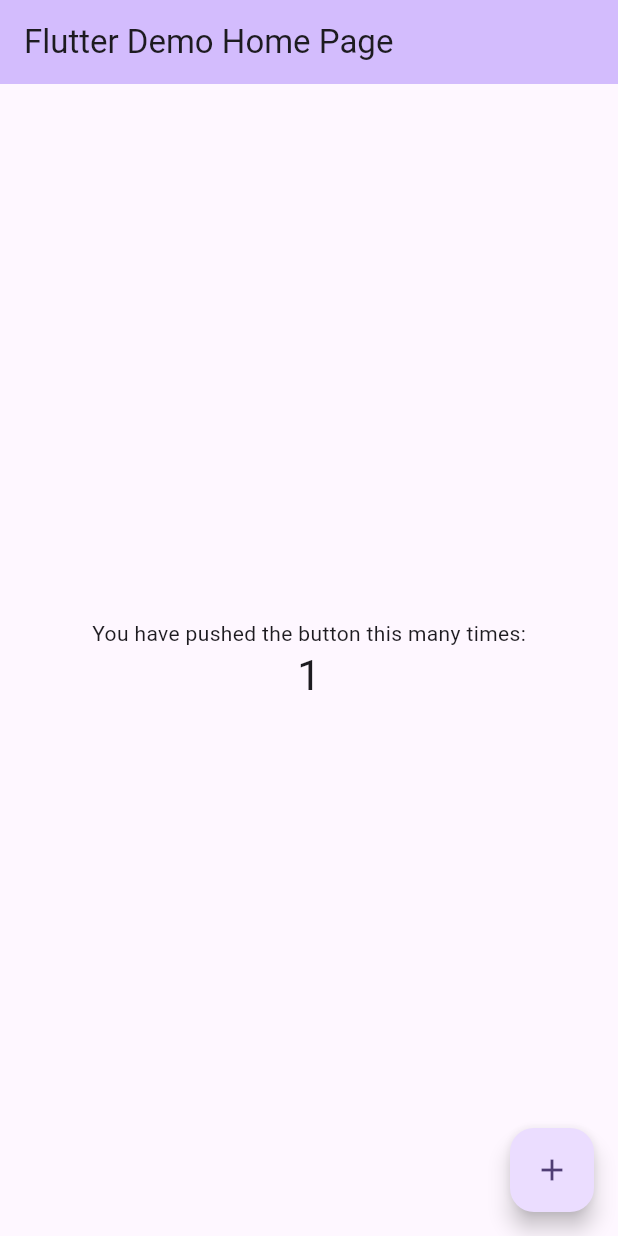
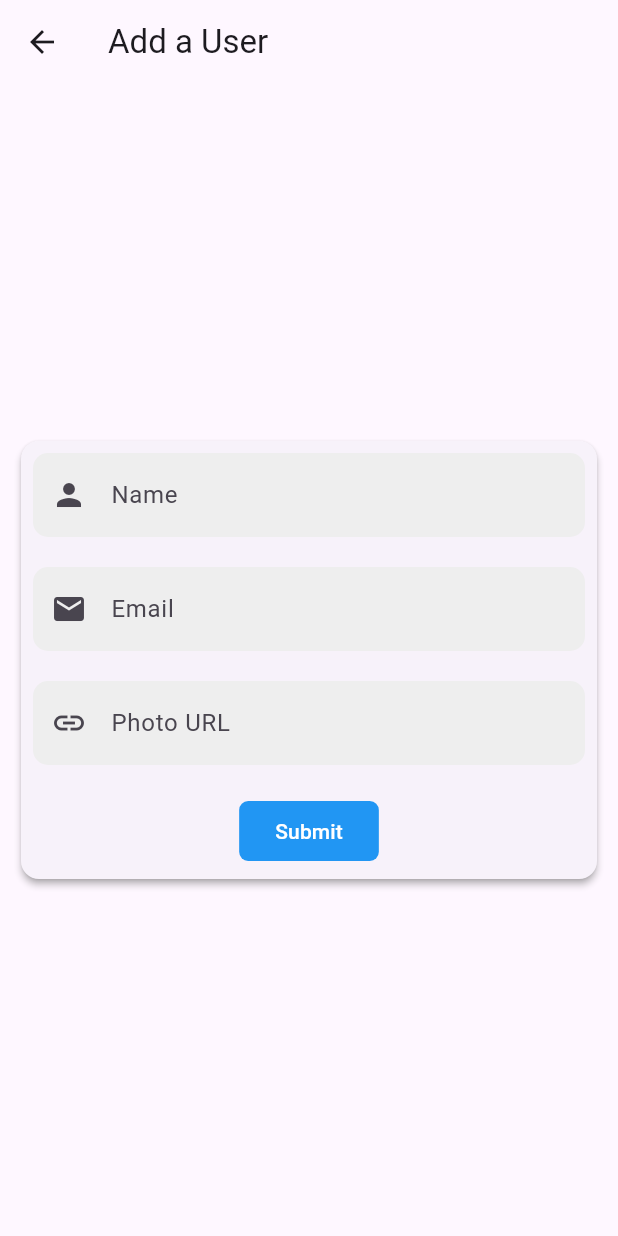
Before and after one commit to Dev-Yadnesh8/flutter-node-curd, a Flutter app: the screen it shows after launch, after a tap on the "add" icon, on a phone screen of 412 x 824 dp. Run offline on Flutter 3.47's test engine with Material 3 defaults, Android fonts, the light colour scheme and no system bars; network calls fail.

Commit message:
basic ui created in flutter for reading & creating user && create and read functions created in nodejs

```diff
--- /dev/null
+++ b/frontend/basic_curd_flutter_node/lib/helpers/ui_helper.dart
@@ -0,0 +1,46 @@
+import 'package:flutter/material.dart';
+
+class UiHelper{
+
+ Widget dynamicTextFormField({
+    required String hintText,
+    required String labelText,
+    required IconData prefixIcon,
+    String? initialValue,
+    TextInputType keyboardType = TextInputType.text,
+    bool obscureText = false,
+    TextEditingController? controller,
+    String? Function(String?)? validator,
+  }) {
+    return TextFormField(
+      controller: controller,
+      keyboardType: keyboardType,
+      obscureText: obscureText,
+      initialValue: initialValue,
+      validator: validator,
+      decoration: InputDecoration(
+        hintText: hintText,
+        labelText: labelText,
+        prefixIcon: Icon(prefixIcon),
+        filled: true,
+        fillColor: Colors.grey[200],
+        border: OutlineInputBorder(
+          borderRadius: BorderRadius.circular(10.0),
+          borderSide: BorderSide.none,
+        ),
+        enabledBorder: OutlineInputBorder(
+          borderRadius: BorderRadius.circular(10.0),
+          borderSide: BorderSide.none,
+        ),
+        focusedBorder: OutlineInputBorder(
+          borderRadius: BorderRadius.circular(10.0),
+          borderSide: const BorderSide(
+            color: Colors.blue,
+            width: 2.0,
+          ),
+        ),
+      ),
+    );
+  }
+
+}
--- a/frontend/basic_curd_flutter_node/lib/main.dart
+++ b/frontend/basic_curd_flutter_node/lib/main.dart
@@ -1,3 +1,4 @@
+import 'package:basic_curd_flutter_node/screens/home_screen.dart';
 import 'package:flutter/material.dart';
 
 void main() {
@@ -11,115 +12,9 @@
   @override
   Widget build(BuildContext context) {
     return MaterialApp(
-      title: 'Flutter Demo',
-      theme: ThemeData(
-        // This is the theme of your application.
-        //
-        // TRY THIS: Try running your application with "flutter run". You'll see
-        // the application has a purple toolbar. Then, without quitting the app,
-        // try changing the seedColor in the colorScheme below to Colors.green
-        // and then invoke "hot reload" (save your changes or press the "hot
-        // reload" button in a Flutter-supported IDE, or press "r" if you used
-        // the command line to start the app).
-        //
-        // Notice that the counter didn't reset back to zero; the application
-        // state is not lost during the reload. To reset the state, use hot
-        // restart instead.
-        //
-        // This works for code too, not just values: Most code changes can be
-        // tested with just a hot reload.
-        colorScheme: ColorScheme.fromSeed(seedColor: Colors.deepPurple),
-        useMaterial3: true,
-      ),
-      home: const MyHomePage(title: 'Flutter Demo Home Page'),
+      title: 'Flutter Curd with nodejs ',
+      theme: ThemeData(),
+      home: const HomeScreen()
     );
   }
 }
-
-class MyHomePage extends StatefulWidget {
-  const MyHomePage({super.key, required this.title});
-
-  // This widget is the home page of your application. It is stateful, meaning
-  // that it has a State object (defined below) that contains fields that affect
-  // how it looks.
-
-  // This class is the configuration for the state. It holds the values (in this
-  // case the title) provided by the parent (in this case the App widget) and
-  // used by the build method of the State. Fields in a Widget subclass are
-  // always marked "final".
-
-  final String title;
-
-  @override
-  State<MyHomePage> createState() => _MyHomePageState();
-}
-
-class _MyHomePageState extends State<MyHomePage> {
-  int _counter = 0;
-
-  void _incrementCounter() {
-    setState(() {
-      // This call to setState tells the Flutter framework that something has
-      // changed in this State, which causes it to rerun the build method below
-      // so that the display can reflect the updated values. If we changed
-      // _counter without calling setState(), then the build method would not be
-      // called again, and so nothing would appear to happen.
-      _counter++;
-    });
-  }
-
-  @override
-  Widget build(BuildContext context) {
-    // This method is rerun every time setState is called, for instance as done
-    // by the _incrementCounter method above.
-    //
-    // The Flutter framework has been optimized to make rerunning build methods
-    // fast, so that you can just rebuild anything that needs updating rather
-    // than having to individually change instances of widgets.
-    return Scaffold(
-      appBar: AppBar(
-        // TRY THIS: Try changing the color here to a specific color (to
-        // Colors.amber, perhaps?) and trigger a hot reload to see the AppBar
-        // change color while the other colors stay the same.
-        backgroundColor: Theme.of(context).colorScheme.inversePrimary,
-        // Here we take the value from the MyHomePage object that was created by
-        // the App.build method, and use it to set our appbar title.
-        title: Text(widget.title),
-      ),
-      body: Center(
-        // Center is a layout widget. It takes a single child and positions it
-        // in the middle of the parent.
-        child: Column(
-          // Column is also a layout widget. It takes a list of children and
-          // arranges them vertically. By default, it sizes itself to fit its
-          // children horizontally, and tries to be as tall as its parent.
-          //
-          // Column has various properties to control how it sizes itself and
-          // how it positions its children. Here we use mainAxisAlignment to
-          // center the children vertically; the main axis here is the vertical
-          // axis because Columns are vertical (the cross axis would be
-          // horizontal).
-          //
-          // TRY THIS: Invoke "debug painting" (choose the "Toggle Debug Paint"
-          // action in the IDE, or press "p" in the console), to see the
-          // wireframe for each widget.
-          mainAxisAlignment: MainAxisAlignment.center,
-          children: <Widget>[
-            const Text(
-              'You have pushed the button this many times:',
-            ),
-            Text(
-              '$_counter',
-              style: Theme.of(context).textTheme.headlineMedium,
-            ),
-          ],
-        ),
-      ),
-      floatingActionButton: FloatingActionButton(
-        onPressed: _incrementCounter,
-        tooltip: 'Increment',
-        child: const Icon(Icons.add),
-      ), // This trailing comma makes auto-formatting nicer for build methods.
-    );
-  }
-}
--- /dev/null
+++ b/frontend/basic_curd_flutter_node/lib/screens/add_user.dart
@@ -0,0 +1,79 @@
+import 'package:flutter/material.dart';
+
+import '../helpers/ui_helper.dart';
+
+class AddUserScreen extends StatefulWidget {
+  const AddUserScreen({super.key});
+
+  @override
+  State<AddUserScreen> createState() => _AddUserScreenState();
+}
+
+class _AddUserScreenState extends State<AddUserScreen> {
+  final UiHelper uiHelper = UiHelper();
+
+  TextEditingController nameController = TextEditingController();
+  TextEditingController emailController = TextEditingController();
+  TextEditingController photoUrlController = TextEditingController();
+
+  @override
+  Widget build(BuildContext context) {
+    return Scaffold(
+      appBar: AppBar(
+        title: const Text("Add a User"),
+      ),
+      body: Center(
+        child: Padding(
+          padding: const EdgeInsets.symmetric(horizontal: 10.0),
+          child: Card(
+            elevation: 2,
+            shadowColor: Colors.grey,
+            child: IntrinsicHeight(
+              child: Padding(
+                padding: const EdgeInsets.all(8.0),
+                child: Column(
+                  children: [
+                    uiHelper.dynamicTextFormField(
+                      labelText: "Name",
+                      hintText: "Enter your name here..",
+                      prefixIcon: Icons.person,
+                      controller: nameController,
+                    ),
+                    const SizedBox(height: 20),
+                    uiHelper.dynamicTextFormField(
+                      labelText: "Email",
+                      hintText: "Enter your email here..",
+                      prefixIcon: Icons.email,
+                      controller: emailController,
+                      keyboardType: TextInputType.emailAddress,
+                    ),
+                    const SizedBox(height: 20),
+                    uiHelper.dynamicTextFormField(
+                      labelText: "Photo URL",
+                      hintText: "Enter your photo URL here..",
+                      prefixIcon: Icons.link,
+                      controller: photoUrlController,
+                      keyboardType: TextInputType.url,
+                    ),
+                    const SizedBox(height: 20),
+                    ElevatedButton(
+                      style: ButtonStyle(
+                        backgroundColor: const WidgetStatePropertyAll(Colors.blue),
+                        elevation: const WidgetStatePropertyAll(0),
+                        shape: WidgetStatePropertyAll(RoundedRectangleBorder(borderRadius: BorderRadius.circular(6)),
+
+                        )),
+                      onPressed: () {
+                        // api call here for adding user
+                      },
+                       child: const Text("Submit",style: TextStyle(color: Colors.white),))
+                  ],
+                ),
+              ),
+            ),
+          ),
+        ),
+      ),
+    );
+  }
+}
--- /dev/null
+++ b/frontend/basic_curd_flutter_node/lib/screens/components/user_card.dart
@@ -0,0 +1,117 @@
+import 'package:flutter/material.dart';
+
+class UserCard extends StatelessWidget {
+  const UserCard({super.key});
+
+  @override
+  Widget build(BuildContext context) {
+    return Padding(
+      padding: const EdgeInsets.all(8.0),
+      child: Container(
+        height: MediaQuery.of(context).size.height * 0.2,
+        width: MediaQuery.of(context).size.width,
+        decoration: BoxDecoration(
+            color: Colors.grey[200], borderRadius: BorderRadius.circular(8)),
+        child: Row(
+          children: [
+            Expanded(
+                child: Padding(
+              padding: const EdgeInsets.all(12.0),
+              child: Container(
+                decoration: BoxDecoration(
+                  color: Colors.blue,
+                  borderRadius: BorderRadius.circular(8),
+                ),
+                child: ClipRRect(
+                    borderRadius: BorderRadius.circular(8),
+                    child: Image.network(
+                        'https://upload.wikimedia.org/wikipedia/commons/9/9b/Virat_Kohli_in_PMO_New_Delhi.jpg')),
+              ),
+            )),
+            Expanded(
+                flex: 2,
+                child: Padding(
+                  padding: const EdgeInsets.only(top: 22.0),
+                  child: Column(
+                    crossAxisAlignment: CrossAxisAlignment.start,
+                    mainAxisAlignment: MainAxisAlignment.spaceBetween,
+                    children: [
+                      const Column(
+                        crossAxisAlignment: CrossAxisAlignment.start,
+                        children: [
+                          Text(
+                            "User name",
+                            style: TextStyle(
+                                color: Colors.black,
+                                fontSize: 26,
+                                fontWeight: FontWeight.bold),
+                          ),
+                          Text(
+                            'User email@gmail.com',
+                            style:
+                                TextStyle(color: Colors.black45, fontSize: 14),
+                          ),
+                        ],
+                      ),
+                      Padding(
+                        padding: const EdgeInsets.only(bottom: 28.0),
+                        child: Row(
+                          children: [
+                            InkWell(
+                                onTap: () {},
+                                child: const Text(
+                                  'Edit User',
+                                  style: TextStyle(
+                                      color: Colors.black45, fontSize: 14),
+                                )),
+                            const SizedBox(
+                              width: 30,
+                            ),
+                            InkWell(
+                              onTap: () {
+                                showDialog(
+                                  context: context,
+                                  builder: (BuildContext context) {
+                                    return AlertDialog(
+                                      title: const Text('Delete User'),
+                                      content: const Text(
+                                          'Are you sure you want to delete this user?'),
+                                      actions: <Widget>[
+                                        TextButton(
+                                          child: const Text('Cancel'),
+                                          onPressed: () {
+                                            Navigator.of(context).pop();
+                                          },
+                                        ),
+                                        TextButton(
+                                          child: const Text('Delete',
+                                              style:
+                                                  TextStyle(color: Colors.red)),
+                                          onPressed: () {
+                                            // Add your delete logic here
+                                            Navigator.of(context).pop();
+                                          },
+                                        ),
+                                      ],
+                                    );
+                                  },
+                                );
+                              },
+                              child: const Text(
+                                'Delete User',
+                                style:
+                                    TextStyle(color: Colors.red, fontSize: 14),
+                              ),
+                            )
+                          ],
+                        ),
+                      )
+                    ],
+                  ),
+                )),
+          ],
+        ),
+      ),
+    );
+  }
+}
--- /dev/null
+++ b/frontend/basic_curd_flutter_node/lib/screens/home_screen.dart
@@ -0,0 +1,32 @@
+import 'package:basic_curd_flutter_node/screens/add_user.dart';
+import 'package:basic_curd_flutter_node/screens/components/user_card.dart';
+import 'package:flutter/material.dart';
+
+class HomeScreen extends StatefulWidget {
+  const HomeScreen({super.key});
+
+  @override
+  State<HomeScreen> createState() => _HomeScreenState();
+}
+
+class _HomeScreenState extends State<HomeScreen> {
+  @override
+  Widget build(BuildContext context) {
+    return Scaffold(
+      appBar: AppBar(
+        title: const Text("Flutter Nodejs"),
+      ),
+      body: const Column(
+        children: [
+          UserCard(),
+
+        ],
+      ),
+      floatingActionButton: FloatingActionButton(
+
+        onPressed: () {
+        Navigator.push(context, MaterialPageRoute(builder: (context) => const AddUserScreen(),));
+      },child: const Icon(Icons.add),),
+    );
+  }
+}
```
Also changed, not shown: 2 other files.
